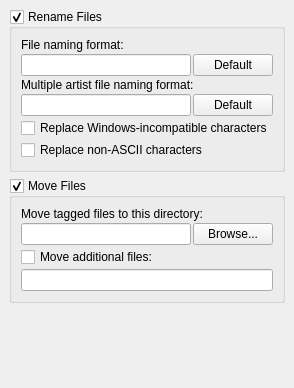
metabrainz/picard, file ui/options_naming.ui: the form before one commit.
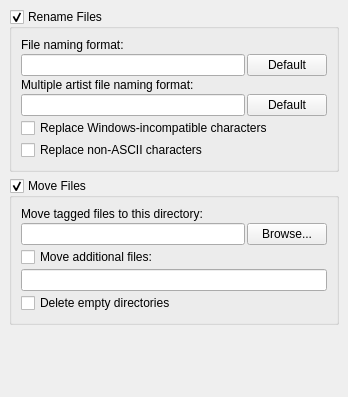
The form after the commit.

Commit message: Added option to (not) delete empty directories. (#2402)

Patch:
```diff
--- a/ui/options_naming.ui
+++ b/ui/options_naming.ui
@@ -5,8 +5,8 @@
    <rect>
     <x>0</x>
     <y>0</y>
-    <width>284</width>
-    <height>388</height>
+    <width>348</width>
+    <height>397</height>
    </rect>
   </property>
   <layout class="QVBoxLayout" >
@@ -96,40 +96,57 @@
      <property name="checkable" >
       <bool>true</bool>
      </property>
-     <layout class="QGridLayout" >
+     <layout class="QVBoxLayout" >
       <property name="margin" >
        <number>9</number>
       </property>
       <property name="spacing" >
        <number>2</number>
       </property>
-      <item row="1" column="0" colspan="2" >
+      <item>
+       <widget class="QLabel" name="label_2" >
+        <property name="text" >
+         <string>Move tagged files to this directory:</string>
+        </property>
+        <property name="buddy" >
+         <cstring>move_files_to_browse</cstring>
+        </property>
+       </widget>
+      </item>
+      <item>
+       <layout class="QHBoxLayout" >
+        <property name="margin" >
+         <number>0</number>
+        </property>
+        <property name="spacing" >
+         <number>2</number>
+        </property>
+        <item>
        <widget class="QLineEdit" name="move_files_to" />
       </item>
-      <item row="1" column="2" >
+        <item>
        <widget class="QPushButton" name="move_files_to_browse" >
         <property name="text" >
          <string>Browse...</string>
         </property>
        </widget>
       </item>
-      <item row="3" column="0" colspan="3" >
-       <widget class="QLineEdit" name="move_additional_files_pattern" />
+       </layout>
       </item>
-      <item row="2" column="0" >
+      <item>
        <widget class="QCheckBox" name="move_additional_files" >
         <property name="text" >
          <string>Move additional files:</string>
         </property>
        </widget>
       </item>
-      <item row="0" column="0" colspan="3" >
-       <widget class="QLabel" name="label_2" >
+      <item>
+       <widget class="QLineEdit" name="move_additional_files_pattern" />
+      </item>
+      <item>
+       <widget class="QCheckBox" name="delete_empty_dirs" >
         <property name="text" >
-         <string>Move tagged files to this directory:</string>
-        </property>
-        <property name="buddy" >
-         <cstring>move_files_to_browse</cstring>
+         <string>Delete empty directories</string>
         </property>
        </widget>
       </item>
@@ -143,8 +160,8 @@
      </property>
      <property name="sizeHint" >
       <size>
-       <width>111</width>
-       <height>76</height>
+       <width>330</width>
+       <height>20</height>
       </size>
      </property>
     </spacer>
```
Lines whose indentation alone changed are shown as unchanged. The commit also changes 3 other files.
